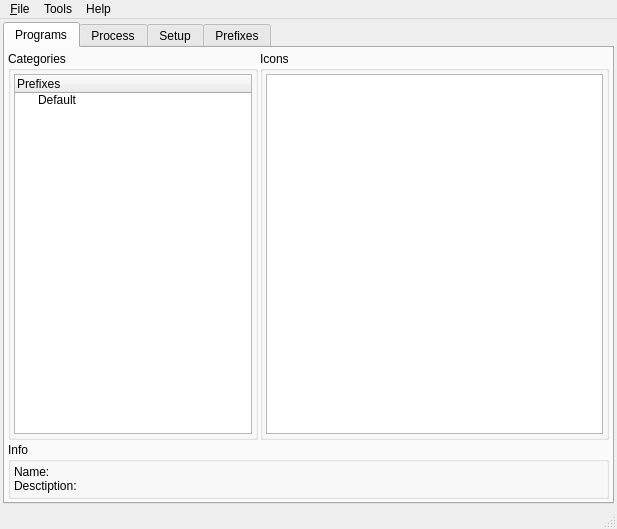
Qt form src/uis/MainWindow.ui (brezerk/q4wine) before a commit.
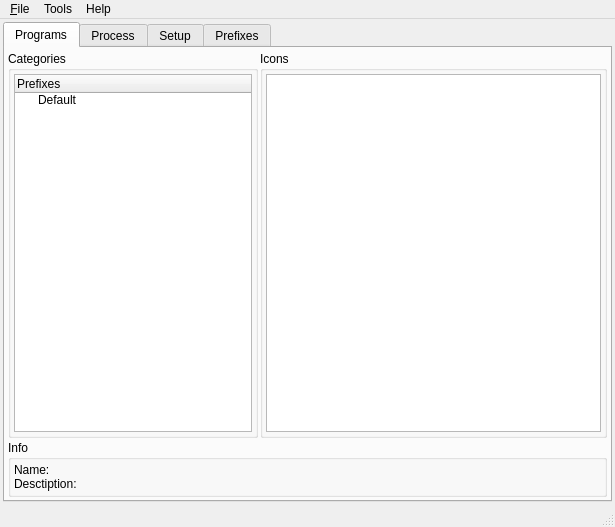
The same form after that commit. Icons and pictures are not drawn.

Diff of the .ui file:
```diff
--- a/src/uis/MainWindow.ui
+++ b/src/uis/MainWindow.ui
@@ -7,8 +7,8 @@
    <rect>
     <x>0</x>
     <y>0</y>
-    <width>617</width>
-    <height>529</height>
+    <width>615</width>
+    <height>527</height>
    </rect>
   </property>
   <property name="windowTitle">
@@ -452,8 +452,8 @@
     <rect>
      <x>0</x>
      <y>0</y>
-     <width>617</width>
-     <height>25</height>
+     <width>615</width>
+     <height>23</height>
     </rect>
    </property>
    <widget class="QMenu" name="menu_File">
```
